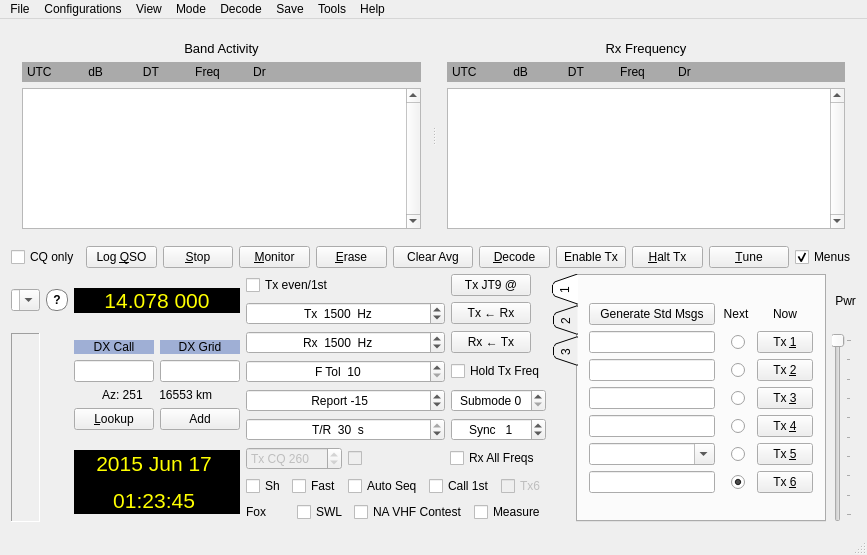
Old version of the form mainwindow.ui in the repository qcmiao1998/js8call.
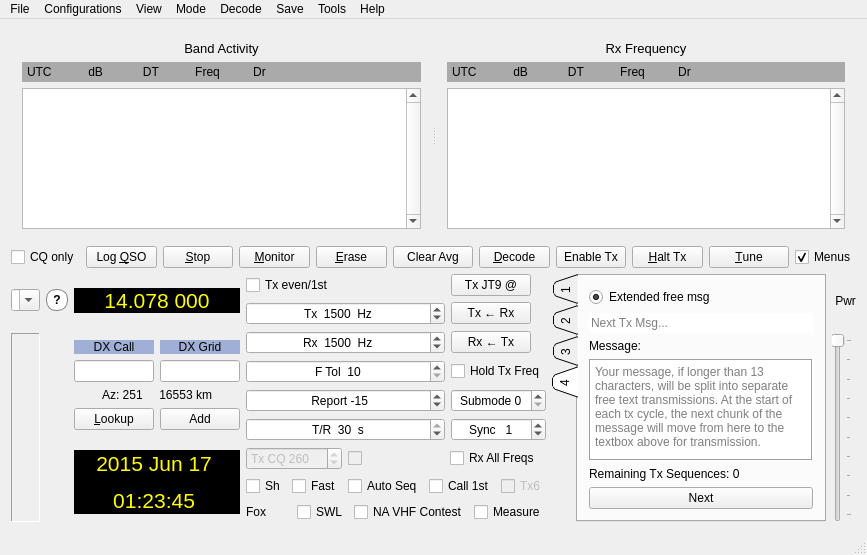
New version of the form. The open tabs and pages were chosen to show the change. Custom widgets are drawn as their Qt base class.

Commit message: Merged in the extended free text experiment patch

Diff of the .ui file:
```diff
--- a/mainwindow.ui
+++ b/mainwindow.ui
@@ -1864,6 +1864,76 @@
                  </item>
                 </layout>
                </widget>
+              <widget class="QWidget" name="tab_4">
+                   <attribute name="title">
+                    <string>4</string>
+                   </attribute>
+                   <layout class="QVBoxLayout" name="verticalLayout_10">
+                    <item>
+                     <widget class="QRadioButton" name="rbNextFreeTextMsg">
+                      <property name="text">
+                       <string>Extended free msg</string>
+                      </property>
+                      <property name="checked">
+                       <bool>true</bool>
+                      </property>
+                     </widget>
+                    </item>
+                    <item>
+                     <widget class="QLineEdit" name="nextFreeTextMsg">
+                      <property name="maxLength">
+                       <number>100</number>
+                      </property>
+                      <property name="frame">
+                       <bool>false</bool>
+                      </property>
+                      <property name="readOnly">
+                       <bool>false</bool>
+                      </property>
+                      <property name="placeholderText">
+                       <string>Next Tx Msg...</string>
+                      </property>
+                     </widget>
+                    </item>
+                    <item>
+                     <widget class="QLabel" name="label_8">
+                      <property name="text">
+                       <string>Message:</string>
+                      </property>
+                     </widget>
+                    </item>
+                    <item>
+                     <widget class="QTextEdit" name="extFreeTextMsg">
+                      <property name="frameShape">
+                       <enum>QFrame::Box</enum>
+                      </property>
+                      <property name="readOnly">
+                       <bool>false</bool>
+                      </property>
+                      <property name="acceptRichText">
+                       <bool>false</bool>
+                      </property>
+                      <property name="placeholderText">
+                       <string>Your message, if longer than 13 characters, will be split into separate free text transmissions. At the start of each tx cycle, the next chunk of the message will move from here to the textbox above for transmission.</string>
+                      </property>
+                     </widget>
+                    </item>
+                    <item>
+                     <widget class="QLabel" name="lblTxNum">
+                      <property name="text">
+                       <string>Remaining Tx Sequences: 0</string>
+                      </property>
+                     </widget>
+                    </item>
+                    <item>
+                     <widget class="QPushButton" name="pbNextFreeTextMsg">
+                      <property name="text">
+                       <string>Next</string>
+                      </property>
+                     </widget>
+                    </item>
+                   </layout>
+                  </widget>
               </widget>
              </item>
             </layout>
```
Left out of the diff: 120 changed lines with no effect on the pictures. Lines whose indentation alone changed are shown as unchanged. The commit also changes 6 other files.
